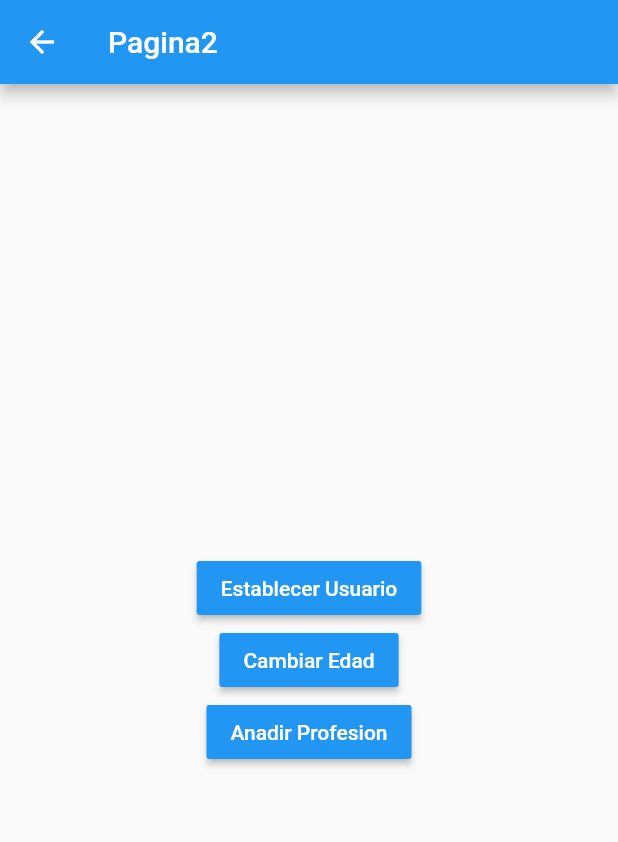
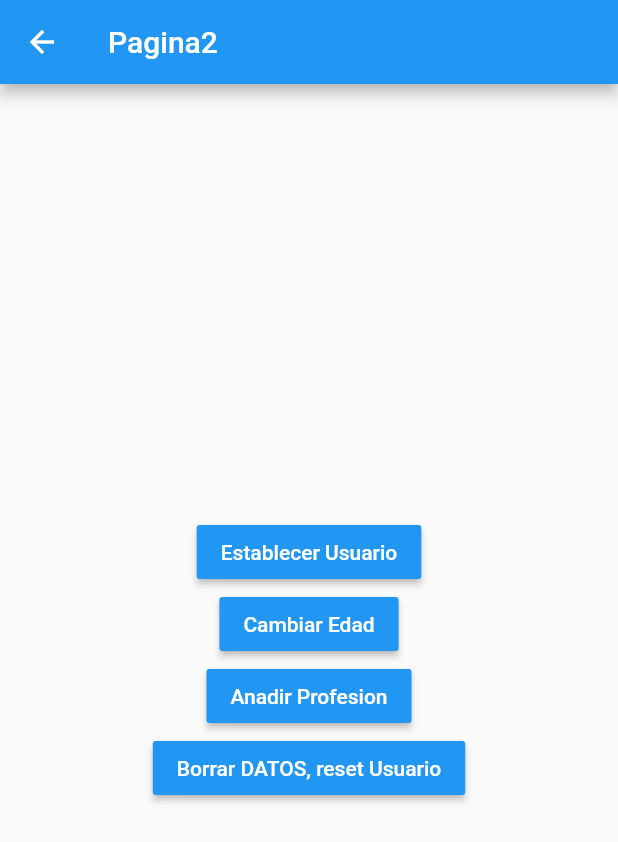
Before and after one commit to michelgalan90/patron-bloc-flutter, a Flutter app: the Pagina2Page screen opened by its route, after a tap on "Establecer Usuario", on a phone screen of 412 x 824 dp. Shown: the top 842 px of the screen. Run offline on Flutter 3.47's test engine with Material 2 defaults, Android fonts, the phone set to English and light mode, and no system bars; our stand-ins replace bloc, flutter_bloc.

Commit message:
Master Final

```diff
--- /dev/null
+++ b/lib/bloc/usuario/usuario_bloc.dart
@@ -0,0 +1,44 @@
+import 'package:meta/meta.dart';
+import 'package:bloc/bloc.dart';
+import 'package:estados/models/usuario.dart';
+
+part 'usuario_state.dart';
+
+part 'usuario_event.dart';
+
+class UsuarioBloc extends Bloc<UsuarioEvent, UsuarioState> {
+  UsuarioBloc() : super(UsuarioState());
+
+  @override
+  Stream<UsuarioState> mapEventToState(UsuarioEvent event) async* {
+    if (event is ActivarUsuario) {
+      print('${event.usuario.nombre}');
+      //usando el state.copyWith nos aseguramos de siempre enviar un nuevo UsuarioState una nueva referencia a memoria y el anterior eliminarlo...siempre con copyWith creamos una nueva instancia de UsuarioState y la devolvemos con el nuevo user
+      yield state.copyWith(user: event.usuario);
+    } else if (event is ResetUsuario) {
+
+      yield state.estadoInicial();
+      //yield UsuarioState(); //esto tambien haria lo mismo de arriba de forma mas facil
+    } else if (event is CambiarEdad) {
+      if (state.existeUsuario) {
+        Usuario newUser = state.usuario.copyWith(edad: event.edad);
+        yield state.copyWith(user: newUser);
+      }
+    } else if (event is AgregarProfesion) {
+      if (state.existeUsuario) {
+        List<String> newProf = [...state.usuario.profesiones, event.profesion];
+        Usuario newUser = state.usuario.copyWith(profesiones: newProf);
+        yield state.copyWith(user: newUser);
+
+        /*
+
+        // un poco mas simplificado todo en la misma instruccion pero mas dificil de leer. De tomas formas este metodo y el de arriba funcionan perfectamente
+
+        yield UsuarioState(user:
+        state.usuario.copyWith(profesiones: [...state.usuario.profesiones, event.profesion]));
+
+        */
+      }
+    }
+  }
+}
--- /dev/null
+++ b/lib/bloc/usuario/usuario_event.dart
@@ -0,0 +1,24 @@
+part of 'usuario_bloc.dart';
+
+@immutable
+abstract class UsuarioEvent {}
+
+class ActivarUsuario extends UsuarioEvent {
+  final Usuario usuario;
+
+  ActivarUsuario(this.usuario);
+}
+
+class ResetUsuario extends UsuarioEvent {}
+
+class CambiarEdad extends UsuarioEvent {
+  final int edad;
+
+  CambiarEdad(this.edad);
+}
+
+class AgregarProfesion extends UsuarioEvent {
+  final String profesion;
+
+  AgregarProfesion({this.profesion});
+}
--- /dev/null
+++ b/lib/bloc/usuario/usuario_state.dart
@@ -0,0 +1,21 @@
+part of 'usuario_bloc.dart';
+
+class UsuarioState {
+  final bool existeUsuario;
+  final Usuario usuario;
+
+  UsuarioState({Usuario user})
+      : usuario = user ?? null,
+        existeUsuario = user != null ? true : false;
+
+  UsuarioState copyWith({Usuario user}) {
+    //con esto nos aseguramos que cada vez que llamemos a copyWith se mande una nueva instancia de UsuarioState, una nueva referencia a memoria, que no es la misma que existia...
+    return UsuarioState(user: user ?? this.usuario);
+  }
+
+  //metodo exclusivamente para reiniciar
+ // el estado inicial con user null y existeUsuario false
+  UsuarioState estadoInicial() {
+    return new UsuarioState();
+  }
+}
--- a/lib/models/usuario.dart
+++ b/lib/models/usuario.dart
@@ -1,8 +1,15 @@
 class Usuario {
-  String nombre;
-  int edad;
-
-  List<String> profesiones;
+  final String nombre;
+  final int edad;
+  final List<String> profesiones;
 
   Usuario({this.nombre, this.edad, this.profesiones});
+
+  Usuario copyWith({String nombre, int edad, List<String> profesiones}) {
+    return new Usuario(
+      nombre: nombre ?? this.nombre,
+      edad: edad ?? this.edad,
+      profesiones: profesiones ?? this.profesiones
+    );
+  }
 }
--- a/lib/pages/pagina1_page.dart
+++ b/lib/pages/pagina1_page.dart
@@ -1,6 +1,9 @@
+import 'package:estados/models/usuario.dart';
 import 'package:flutter/cupertino.dart';
 
 import 'package:flutter/material.dart';
+import 'package:flutter_bloc/flutter_bloc.dart';
+import 'package:estados/bloc/usuario/usuario_bloc.dart';
 
 class Pagina1Page extends StatelessWidget {
   @override
@@ -8,8 +11,26 @@ class Pagina1Page extends StatelessWidget {
     return Scaffold(
       appBar: AppBar(
         title: Text('Pagina1'),
+        actions: [
+          IconButton(
+              icon: Icon(Icons.delete),
+              onPressed: () {
+                BlocProvider.of<UsuarioBloc>(context).add(ResetUsuario());
+              },),
+        ],
       ),
-      body: InformacionUsuario(),
+      body: BlocBuilder<UsuarioBloc, UsuarioState>(
+        builder: (_, state) {
+          print('${state.existeUsuario}');
+          if (state.existeUsuario == true) {
+            return InformacionUsuario(state.usuario);
+          } else {
+            return Center(
+              child: Text('No hay un usuario seleccionado'),
+            );
+          }
+        },
+      ),
       floatingActionButton: FloatingActionButton(
         onPressed: () {
           Navigator.pushNamed(context, 'pagina2');
@@ -21,6 +42,9 @@ class Pagina1Page extends StatelessWidget {
 }
 
 class InformacionUsuario extends StatelessWidget {
+  final Usuario usuario;
+
+  InformacionUsuario(this.usuario);
   @override
   Widget build(BuildContext context) {
     return Container(
@@ -36,25 +60,21 @@ class InformacionUsuario extends StatelessWidget {
           ),
           Divider(),
           ListTile(
-            title: Text('Nombre'),
+            title: Text('Nombre: ${usuario.nombre}'),
           ),
           ListTile(
-            title: Text('Edad'),
+            title: Text('Edad: ${usuario.edad}'),
           ),
           Text(
             'Profesiones',
             style: TextStyle(fontSize: 18, fontWeight: FontWeight.bold),
           ),
           Divider(),
-          ListTile(
-            title: Text('Profesion 1'),
-          ),
-          ListTile(
-            title: Text('Profesion 1'),
-          ),
-          ListTile(
-            title: Text('Profesion 1'),
-          ),
+          ...usuario.profesiones
+              .map((e) => ListTile(
+                    title: Text(e),
+                  ))
+              .toList()
         ],
       ),
     );
--- a/lib/pages/pagina2_page.dart
+++ b/lib/pages/pagina2_page.dart
@@ -1,6 +1,9 @@
 import 'package:flutter/cupertino.dart';
 
 import 'package:flutter/material.dart';
+import 'package:flutter_bloc/flutter_bloc.dart';
+import 'package:estados/models/usuario.dart';
+import 'package:estados/bloc/usuario/usuario_bloc.dart';
 
 class Pagina2Page extends StatelessWidget {
   @override
@@ -14,7 +17,14 @@ class Pagina2Page extends StatelessWidget {
           mainAxisAlignment: MainAxisAlignment.center,
           children: [
             MaterialButton(
-              onPressed: () {},
+              onPressed: () {
+                final Usuario newUser = new Usuario(
+                    edad: 14,
+                    nombre: 'Pocholo',
+                    profesiones: ['Asesino', 'Criminal✔']);
+                BlocProvider.of<UsuarioBloc>(context)
+                    .add(ActivarUsuario(newUser));
+              },
               child: Text(
                 'Establecer Usuario',
                 style: TextStyle(color: Colors.white),
@@ -22,7 +32,9 @@ class Pagina2Page extends StatelessWidget {
               color: Colors.blue,
             ),
             MaterialButton(
-              onPressed: () {},
+              onPressed: () {
+                BlocProvider.of<UsuarioBloc>(context).add(CambiarEdad(5));
+              },
               child: Text(
                 'Cambiar Edad',
                 style: TextStyle(color: Colors.white),
@@ -30,9 +42,21 @@ class Pagina2Page extends StatelessWidget {
               color: Colors.blue,
             ),
             MaterialButton(
-              onPressed: () {},
+              onPressed: () {
+                BlocProvider.of<UsuarioBloc>(context).add(AgregarProfesion(profesion: 'GRITAR'));
+              },
               child: Text(
                 'Anadir Profesion',
+                style: TextStyle(color: Colors.white),
+              ),
+              color: Colors.blue,
+            ),
+            MaterialButton(
+              onPressed: () {
+                BlocProvider.of<UsuarioBloc>(context).add(ResetUsuario());
+              },
+              child: Text(
+                'Borrar DATOS, reset Usuario',
                 style: TextStyle(color: Colors.white),
               ),
               color: Colors.blue,
--- a/pubspec.yaml
+++ b/pubspec.yaml
@@ -28,6 +28,8 @@ dependencies:
   # The following adds the Cupertino Icons font to your application.
   # Use with the CupertinoIcons class for iOS style icons.
   cupertino_icons: ^1.0.0
+  bloc: ^6.1.0
+  flutter_bloc: ^6.1.1
 
 dev_dependencies:
   flutter_test:
```
Also changed, not shown: lib/main.dart (+11 -2 lines), pubspec.lock.
